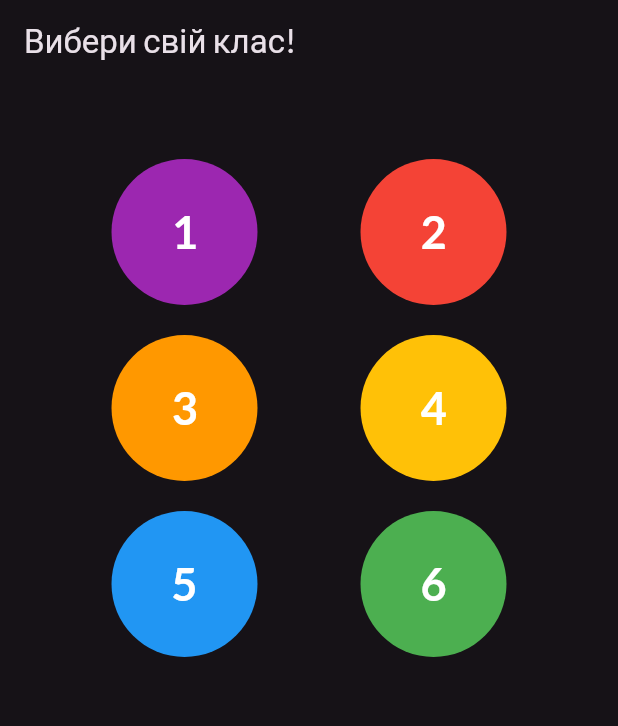
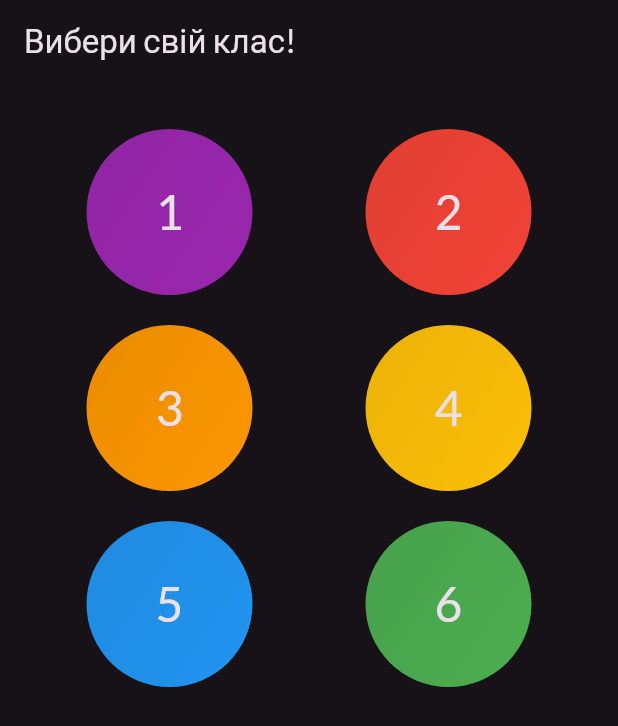
Before and after one commit to IvanRobak/shcool, a Flutter app: the screen it shows after launch, on a phone screen of 412 x 824 dp. Shown: the top 726 px of the screen. Run offline on Flutter 3.47's test engine with Material 3 defaults, Android fonts, the phone set to English and light mode, and no system bars; our stand-ins replace google_fonts.

Commit message:
loop for items

```diff
--- a/lib/screen/categories.dart
+++ b/lib/screen/categories.dart
@@ -1,16 +1,18 @@
 import 'package:flutter/material.dart';
+import 'package:shcool/data/dummy_data.dart';
+import 'package:shcool/widgets/category_grid_item.dart';
 
 class CategoryScreen extends StatelessWidget {
   const CategoryScreen({super.key});
-
   @override
   Widget build(BuildContext context) {
     return Scaffold(
         appBar: AppBar(
           title: const Text('Вибери свій клас!'),
         ),
-      body: GridView(
-        padding: const EdgeInsets.all(50),
+        body: Padding(
+          padding: const EdgeInsets.all(30),
+          child: GridView(
               gridDelegate: const SliverGridDelegateWithFixedCrossAxisCount(
                 crossAxisCount: 2,
                 childAspectRatio: 3 / 2,
@@ -18,36 +20,9 @@ class CategoryScreen extends StatelessWidget {
                 mainAxisSpacing: 20,
               ),
               children: [
-          _buildCategoryCircle('1', Colors.purple),
-          _buildCategoryCircle('2', Colors.red),
-          _buildCategoryCircle('3', Colors.orange),
-          _buildCategoryCircle('4', Colors.amber),
-          _buildCategoryCircle('5', Colors.blue),
-          _buildCategoryCircle('6', Colors.green),
-        ],
-      ),
-    );
-  }
-
-  Widget _buildCategoryCircle(String text, Color color) {
-    return GestureDetector(
-      onTap: () {},
-      child: Container(
-        decoration: BoxDecoration(
-          color: color,
-          shape: BoxShape.circle,
-        ),
-        child: Center(
-          child: Text(
-            text,
-            style: const TextStyle(
-              color: Colors.white,
-              fontSize: 30,
-              fontWeight: FontWeight.bold,
-            ),
-          ),
-        ),
-      ),
-    );
+                for (final category in availableCategories)
+                  CategoryGridItem(category: category)
+              ]),
+        ));
   }
 }
--- a/lib/widgets/category_grid_item.dart
+++ b/lib/widgets/category_grid_item.dart
@@ -1,13 +1,34 @@
-import 'package:flutter/foundation.dart';
 import 'package:flutter/material.dart';
+import 'package:shcool/model/category.dart';
 
 class CategoryGridItem extends StatelessWidget {
   const CategoryGridItem({super.key, required this.category});
-
   final Category category;
 
   @override
   Widget build(BuildContext context) {
-    return Container();
+    return Container(
+      padding: const EdgeInsets.all(16),
+      decoration: BoxDecoration(
+        gradient: LinearGradient(
+          colors: [
+            category.color.withOpacity(0.9),
+            category.color.withOpacity(1),
+          ],
+          begin: Alignment.topLeft,
+          end: Alignment.bottomRight,
+        ),
+        shape: BoxShape.circle,
+      ),
+      child: Center(
+        child: Text(
+          category.title,
+          textAlign: TextAlign.center,
+          style: Theme.of(context).textTheme.headlineLarge!.copyWith(
+                color: Theme.of(context).colorScheme.onBackground,
+              ),
+        ),
+      ),
+    );
   }
 }
```
Lines whose indentation alone changed are shown as unchanged.
